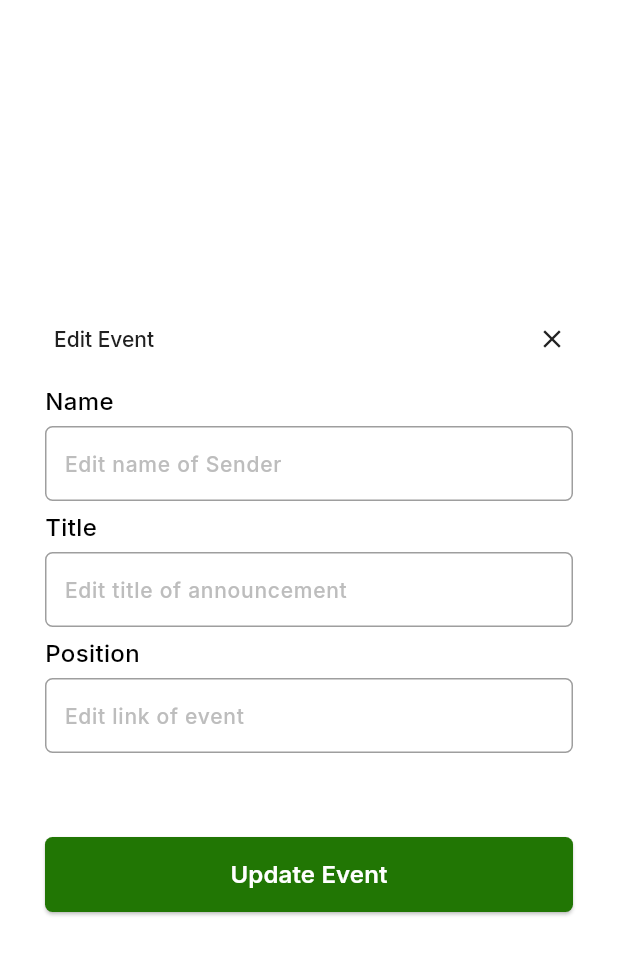
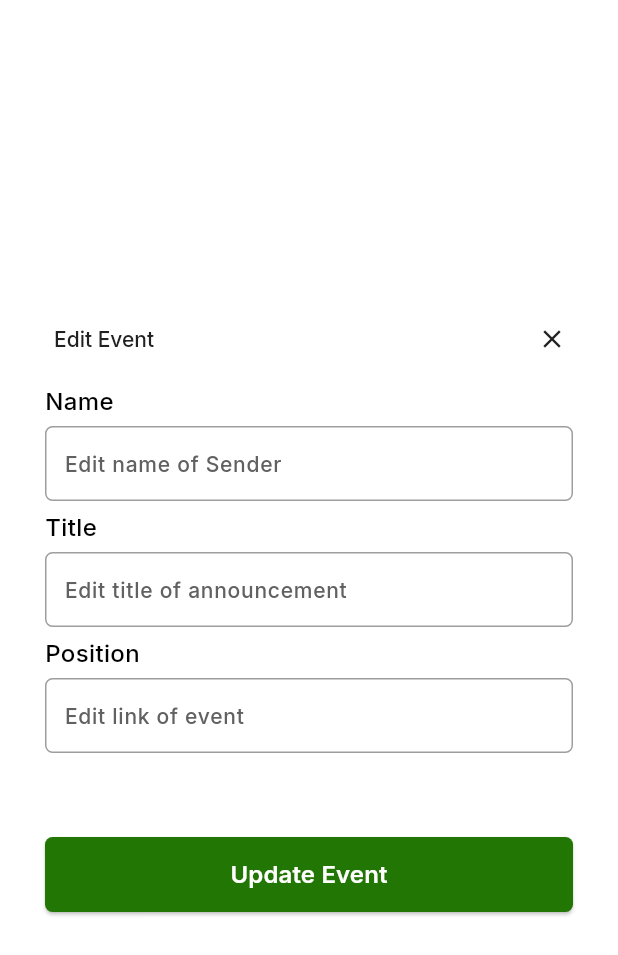
Before and after one commit to emilio-kariuki/GDSC-Dekut-v2, a Flutter app: the EditAnnouncementDialog screen opened directly with empty values, on a phone screen of 412 x 824 dp. Shown: the top 955 px of the screen. Run offline on Flutter 3.47's test engine with Material 2 defaults, Android fonts, the phone set to English and light mode, and no system bars; our stand-ins replace animated_bottom_navigation_bar, awesome_notifications, bloc, cached_network_image, cloud_firestore, connectivity_plus and 20 more; missing offline and left inert: googleapis; accounts and stored records are empty; project files that could hold a hidden picture were left out; key blocks and very long unbroken strings in the code were emptied for the run.

Commit message:
FIX: Modified the input field part

```diff
--- a/lib/Util/Widgets/input_field.dart
+++ b/lib/Util/Widgets/input_field.dart
@@ -2,15 +2,16 @@ import 'package:flutter/material.dart';
 import 'package:google_fonts/google_fonts.dart';
 
 class InputField extends StatelessWidget {
-  const InputField(
+   InputField(
       {super.key,
-      required this.title,
+       this.title,
       required this.controller,
       this.obScureText = false,
-     this.suffixIcon, required this.hintText});
-  final String title;
+      this.suffixIcon,
+      required this.hintText});
+  String? title;
   final TextEditingController controller;
-  final Widget ?suffixIcon;
+  final Widget? suffixIcon;
   final bool obScureText;
   final String hintText;
 
@@ -20,8 +21,10 @@ class InputField extends StatelessWidget {
       mainAxisAlignment: MainAxisAlignment.start,
       crossAxisAlignment: CrossAxisAlignment.start,
       children: [
-        Text(
-          title,
+        title == null
+            ? const SizedBox.shrink()
+            : Text(
+                title!,
                 style: GoogleFonts.inter(
                   fontSize: 16,
                   fontWeight: FontWeight.w500,
@@ -44,7 +47,6 @@ class InputField extends StatelessWidget {
           child: TextFormField(
             controller: controller,
             obscureText: obScureText,
-
             style: GoogleFonts.inter(
               fontWeight: FontWeight.w500,
               fontSize: 14,
@@ -56,7 +58,7 @@ class InputField extends StatelessWidget {
               border: InputBorder.none,
               hintStyle: GoogleFonts.inter(
                 fontSize: 14,
-                color: Colors.grey[400],
+                color: Colors.grey[700],
                 fontWeight: FontWeight.w500,
               ),
             ),
```
Lines whose indentation alone changed are shown as unchanged.
